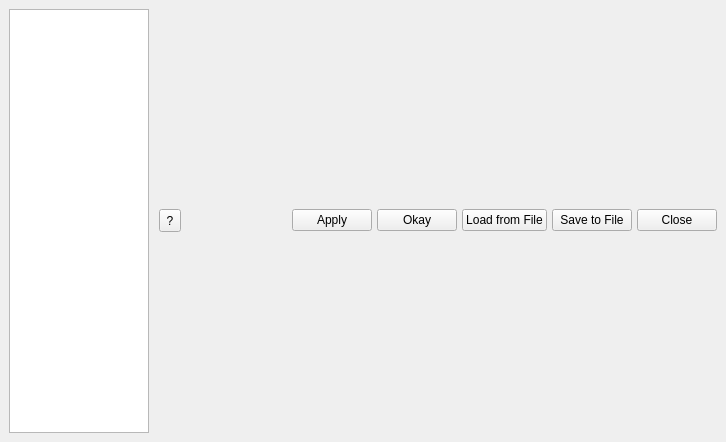
The window that qt/applications/workbench/workbench/widgets/settings/main.ui (mantidproject/mantid) describes before a commit, drawn with Qt 5.
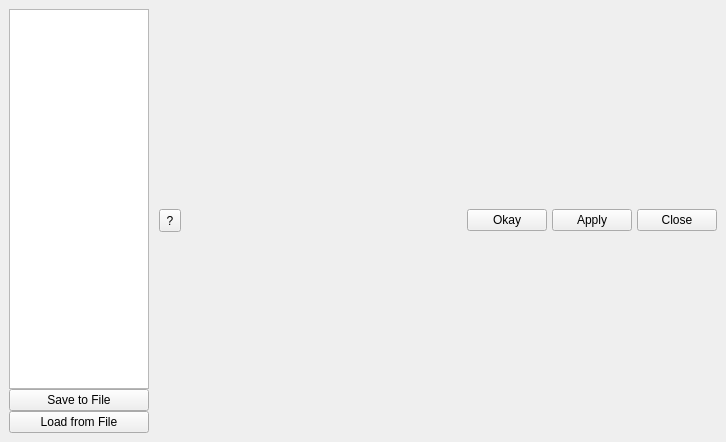
The same window after the commit.

The edit to the form file:
```diff
--- a/qt/applications/workbench/workbench/widgets/settings/main.ui
+++ b/qt/applications/workbench/workbench/widgets/settings/main.ui
@@ -24,6 +24,14 @@
        <enum>QLayout::SetNoConstraint</enum>
       </property>
       <item>
+       <layout class="QVBoxLayout" name="verticalLayout">
+        <property name="rightMargin">
+         <number>0</number>
+        </property>
+        <property name="bottomMargin">
+         <number>0</number>
+        </property>
+        <item>
        <widget class="QListWidget" name="sections">
         <property name="sizePolicy">
          <sizepolicy hsizetype="Minimum" vsizetype="Minimum">
@@ -62,6 +70,22 @@
        </widget>
       </item>
       <item>
+         <widget class="QPushButton" name="save_file_button">
+          <property name="text">
+           <string>Save to File</string>
+          </property>
+         </widget>
+        </item>
+        <item>
+         <widget class="QPushButton" name="load_file_button">
+          <property name="text">
+           <string>Load from File</string>
+          </property>
+         </widget>
+        </item>
+       </layout>
+      </item>
+      <item>
        <layout class="QVBoxLayout" name="vlayout">
         <item>
          <layout class="QVBoxLayout" name="container">
@@ -116,13 +140,6 @@
             </property>
            </spacer>
           </item>
-          <item>
-           <widget class="QPushButton" name="apply_button">
-            <property name="text">
-             <string>Apply</string>
-            </property>
-           </widget>
-          </item>
           <item>
            <widget class="QPushButton" name="okay_button">
             <property name="text">
@@ -131,16 +148,9 @@
            </widget>
           </item>
           <item>
-           <widget class="QPushButton" name="load_file_button">
+           <widget class="QPushButton" name="apply_button">
             <property name="text">
-             <string>Load from File</string>
-            </property>
-           </widget>
-          </item>
-          <item>
-           <widget class="QPushButton" name="save_file_button">
-            <property name="text">
-             <string>Save to File</string>
+             <string>Apply</string>
             </property>
            </widget>
           </item>
```
Lines whose indentation alone changed are shown as unchanged.
